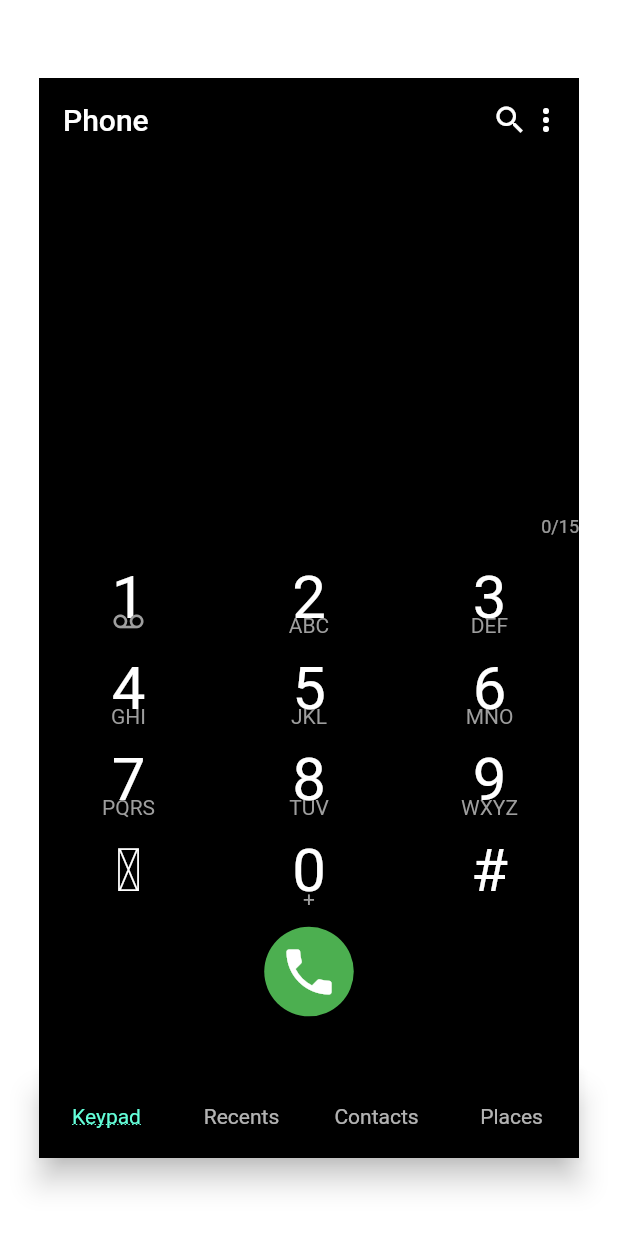
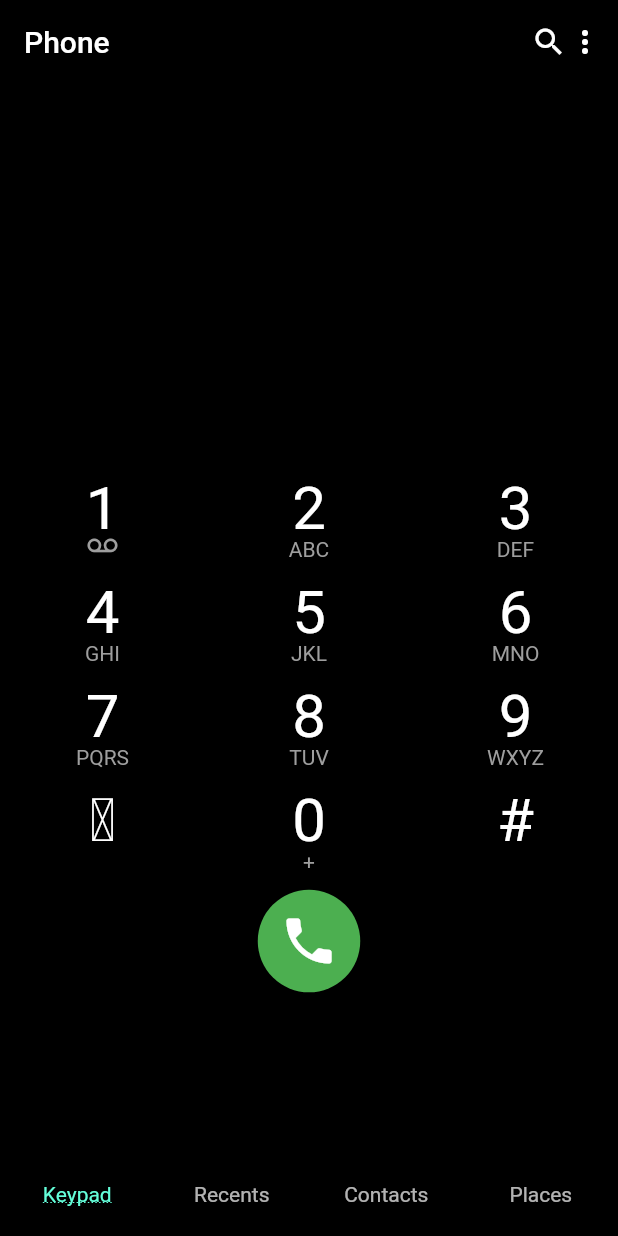
Before and after one commit to ThinkDigitalSoftware/samsung_one_ui_phone, a Flutter app: the screen it shows after launch, on a phone screen of 412 x 824 dp. Run offline on Flutter 3.47's test engine with Material 2 defaults, Android fonts, the phone set to English and light mode, and no system bars.

```diff
--- a/lib/keypad.dart
+++ b/lib/keypad.dart
@@ -1,8 +1,9 @@
 import 'package:flutter/material.dart';
 
 class Keypad extends StatefulWidget {
-  Keypad({Key key, this.showBottomNavigationBar}) : super(key: key);
+  Keypad({Key key, this.showBottomNavigationBar, this.width}) : super(key: key);
   final ValueChanged<bool> showBottomNavigationBar;
+  final double width;
 
   @override
   _KeypadState createState() => _KeypadState();
@@ -10,6 +11,8 @@ class Keypad extends StatefulWidget {
 
 class _KeypadState extends State<Keypad> {
   final _textEditingController = TextEditingController();
+
+  int maxLength = 15;
 
   @override
   void dispose() {
@@ -51,30 +54,31 @@ class _KeypadState extends State<Keypad> {
             ),
           ),
         ),
-        ConstrainedBox(
-          constraints: BoxConstraints(
-            minWidth: 100,
-            maxWidth: MediaQuery.of(context).size.width,
-            maxHeight: 20.0,
-          ),
+        Container(
+          child: Row(
+            mainAxisSize: MainAxisSize.min,
+            children: <Widget>[
+              Expanded(
                 child: TextField(
-            maxLength: 15,
+                  maxLength: maxLength,
                   maxLengthEnforced: true,
                   showCursor: true,
                   controller: _textEditingController,
                   decoration: InputDecoration(
-              border: InputBorder.none,
-            ),
+                      border: InputBorder.none, counter: Container()),
                   autofocus: false,
                   textAlign: TextAlign.center,
                   style: TextStyle(fontSize: 30),
+                ),
+              ),
+            ],
           ),
         ),
         Padding(
           padding: EdgeInsets.only(bottom: 20),
         ),
         Expanded(
-          flex: 3,
+          flex: 5,
           child: GridView.count(
             physics: NeverScrollableScrollPhysics(),
             crossAxisCount: 3,
@@ -83,11 +87,13 @@ class _KeypadState extends State<Keypad> {
               for (final key in [1, 2, 3, 4, 5, 6, 7, 8, 9, '⁎', 0, '#'])
                 InkWell(
                   onTap: () {
+                    if (_textEditingController.text.length < maxLength) {
                       setState(() {
                         _textEditingController.text =
                             "${_textEditingController.text}$key";
                         widget.showBottomNavigationBar(false);
                       });
+                    }
                   },
                   onLongPress: () {
                     if (key == 0) {
--- a/lib/phone_home.dart
+++ b/lib/phone_home.dart
@@ -1,3 +1,4 @@
+import 'package:flutter/foundation.dart';
 import 'package:flutter/material.dart';
 import 'package:flutter/rendering.dart';
 import 'package:samsung_one_ui_phone/keypad.dart';
@@ -21,12 +22,14 @@ class _PhoneHomeState extends State<PhoneHome> {
 
   @override
   Widget build(BuildContext context) {
+    var height = MediaQuery.of(context).size.height;
+    var width = kIsWeb ? height * 9 / 16 : MediaQuery.of(context).size.width;
     return Row(
       mainAxisAlignment: MainAxisAlignment.center,
       children: <Widget>[
         Container(
-          height: 180 * 4.0,
-          width: 90 * 4.0,
+          height: height,
+          width: width,
           child: Scaffold(
               body: PageView(
                 physics: NeverScrollableScrollPhysics(),
@@ -40,7 +43,7 @@ class _PhoneHomeState extends State<PhoneHome> {
                           });
                         }
                       },
-                  ),
+                      width: width),
                   NestedScrollView(
                     headerSliverBuilder:
                         (BuildContext context, bool innerBoxIsScrolled) {
```
Lines whose indentation alone changed are shown as unchanged.
